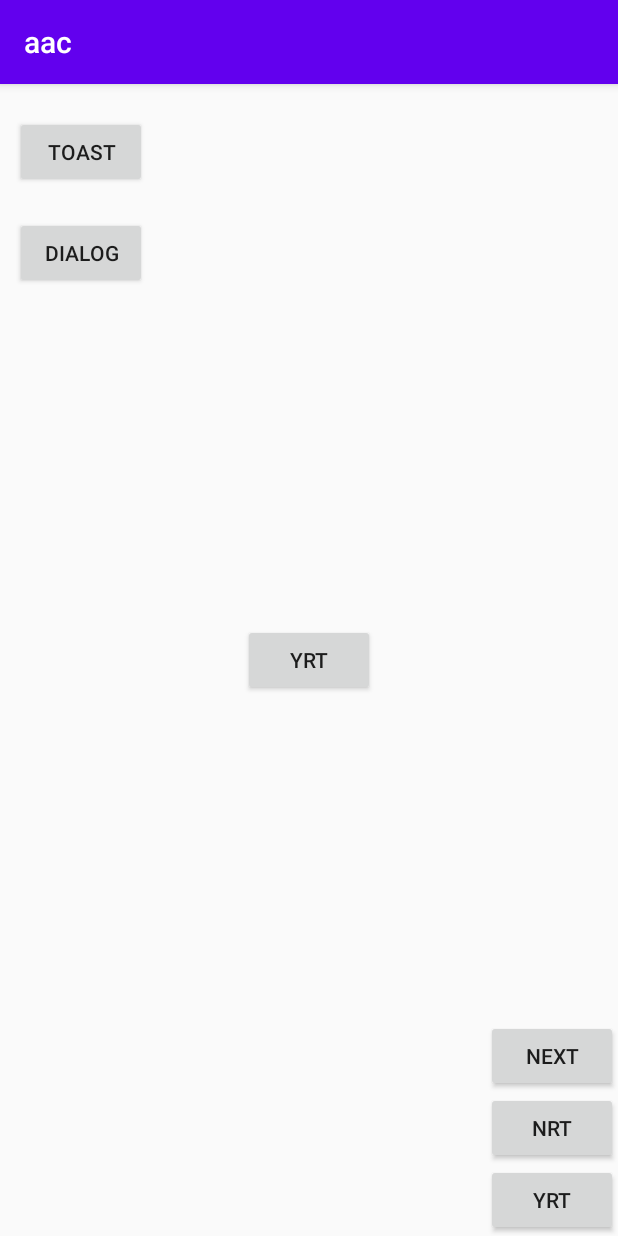
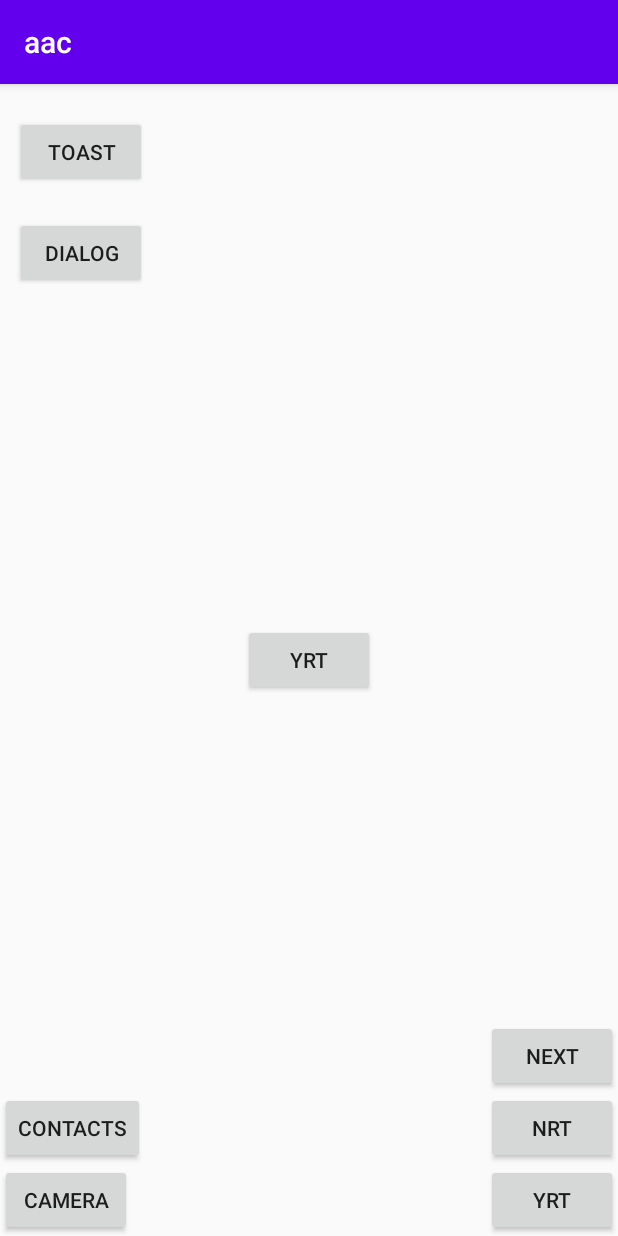
Before and after one commit to ShotaIuchi/CarNavigation-aac, an Android app: the screen it shows after launch (TopActivity), on a phone screen of 412 x 824 dp. Run offline under Robolectric (Android 15) with nearby library versions, the phone set to English and light mode, and no system bars; our stand-ins replace data binding; libraries missing offline, so code that uses them is left out: permissions.dispatcher.

Commit message:
permission-check

```diff
--- a/app/build.gradle
+++ b/app/build.gradle
@@ -76,4 +76,9 @@ dependencies {
     implementation "androidx.navigation:navigation-ui-ktx:$nav_version"
     implementation "androidx.navigation:navigation-dynamic-features-fragment:$nav_version"
     androidTestImplementation "androidx.navigation:navigation-testing:$nav_version"
+
+
+    def permission_version = "4.7.0"
+    implementation "org.permissionsdispatcher:permissionsdispatcher:$permission_version"
+    kapt "org.permissionsdispatcher:permissionsdispatcher-processor:$permission_version"
 }
--- a/app/src/main/AndroidManifest.xml
+++ b/app/src/main/AndroidManifest.xml
@@ -1,6 +1,10 @@
 <?xml version="1.0" encoding="utf-8"?>
 <manifest xmlns:android="http://schemas.android.com/apk/res/android"
     package="com.example.aac">
+
+    <uses-permission android:name="android.permission.CAMERA" />
+    <uses-permission android:name="android.permission.READ_CONTACTS" />
+    <uses-permission android:name="android.permission.WRITE_CONTACTS" />
 
     <application
         android:allowBackup="true"
--- a/app/src/main/res/layout/top_fragment.xml
+++ b/app/src/main/res/layout/top_fragment.xml
@@ -12,6 +12,28 @@
         android:layout_width="match_parent"
         android:layout_height="match_parent"
         tools:context=".ui.main.TopFragment">
+
+        <androidx.constraintlayout.widget.ConstraintLayout
+            android:layout_width="match_parent"
+            android:layout_height="match_parent">
+
+
+            <Button
+                android:id="@+id/button1"
+                android:layout_width="wrap_content"
+                android:layout_height="wrap_content"
+                android:text="CAMERA"
+                app:layout_constraintBottom_toBottomOf="parent"
+                app:layout_constraintStart_toStartOf="parent" />
+
+            <Button
+                android:id="@+id/button2"
+                android:layout_width="wrap_content"
+                android:layout_height="wrap_content"
+                android:text="CONTACTS"
+                app:layout_constraintBottom_toTopOf="@+id/button1"
+                app:layout_constraintStart_toStartOf="parent" />
+        </androidx.constraintlayout.widget.ConstraintLayout>
 
         <androidx.fragment.app.FragmentContainerView
             android:id="@+id/fragment_container_1"
```
Also changed, not shown: app/src/main/java/com/example/aac/ui/main/TopFragment.kt (+61 -1 lines), app/src/main/java/com/example/aac/ui/main/TopFragment_Permission.kt (added, +17 -0 lines).
